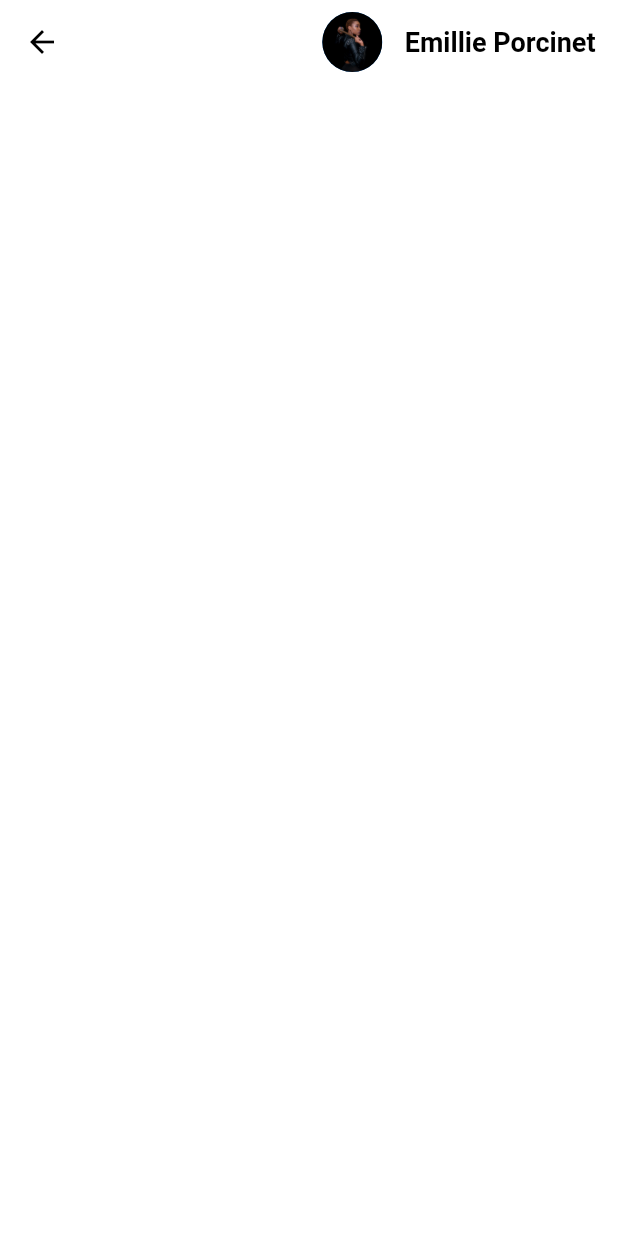
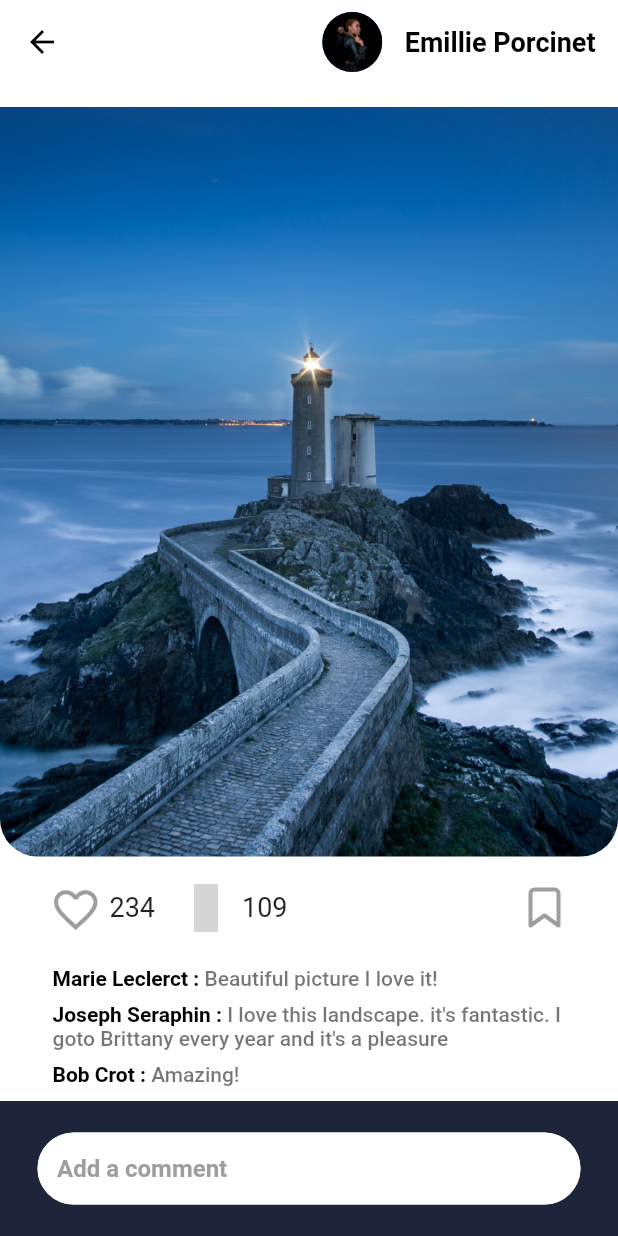
Before and after one commit to iamEtornam/InstaPic, a Flutter app: the ViewPostPage screen opened directly, on a phone screen of 412 x 824 dp. Run offline on Flutter 3.47's test engine with Material 2 defaults, Android fonts, the phone set to English and light mode, and no system bars; our stand-ins replace flutter_icons; grey boxes are pictures that could not be loaded.

Commit message:
Update view_post_page.dart

```diff
--- a/lib/view_post_page.dart
+++ b/lib/view_post_page.dart
@@ -1,20 +1,126 @@
 import 'package:flutter/material.dart';
 
+import 'helper_widgets/postAction_row_widget.dart';
 import 'helper_widgets/profile_row_widget.dart';
 
 class ViewPostPage extends StatelessWidget {
+  final commentTextController = TextEditingController();
   @override
   Widget build(BuildContext context) {
     return Scaffold(
       appBar: AppBar(
-        actions: <Widget>[
-          ProfileRowWidget()
-        ],
+        actions: <Widget>[ProfileRowWidget()],
       ),
       body: ListView(
         children: <Widget>[
+          SizedBox(height: 15),
+          Container(
+            height: 500,
+            decoration: BoxDecoration(
+                borderRadius:
+                    BorderRadius.vertical(bottom: Radius.circular(25)),
+                image: DecorationImage(
+                    image: ExactAssetImage('assets/images/light_house.jpg'),
+                    fit: BoxFit.cover)),
+          ),
+          SizedBox(height: 10),
+          Padding(
+            padding: const EdgeInsets.only(left: 25, right: 25),
+            child: PostActionRowWidget(),
+          ),
+          SizedBox(height: 15),
+          Padding(
+            padding: const EdgeInsets.only(left: 35, right: 20),
+            child: Column(
+              crossAxisAlignment: CrossAxisAlignment.start,
+              children: <Widget>[
+                textCommentWidget(
+                    'Marie Leclerct', 'Beautiful picture I love it!'),
+                SizedBox(height: 8),
+                textCommentWidget('Joseph Seraphin',
+                    'I love this landscape. it\'s fantastic. I goto Brittany every year and it\'s a pleasure'),
+                SizedBox(
+                  height: 8,
+                ),
+                textCommentWidget('Bob Crot', 'Amazing!'),
+                SizedBox(
+                  height: 8,
+                ),
+                textCommentWidget('Jules Toupi', 'Nice color')
+              ],
+            ),
+          ),
+          SizedBox(height: 45),
+        ],
+      ),
+      bottomNavigationBar: Container(
+        height: 90,
+        color: Color.fromRGBO(30, 36, 57, 1),
+        child: Padding(
+          padding: const EdgeInsets.only(left: 25.0, right: 25),
+          child: Center(child: inputTextBox()),
+        ),
+      ),
+    );
+  }
 
-        ],
+
+  RichText textCommentWidget(String name, String comment) {
+    return RichText(
+      softWrap: true,
+      text: TextSpan(
+          text: '$name : ',
+          style: TextStyle(fontWeight: FontWeight.bold, color: Colors.black),
+          children: [
+            TextSpan(
+              text: '$comment',
+              style:
+                  TextStyle(fontWeight: FontWeight.w500, color: Colors.black54),
+            )
+          ]),
+    );
+  }
+
+
+  TextField inputTextBox() {
+    return TextField(
+      controller: commentTextController,
+      style: TextStyle(
+        color: Colors.black,
+        fontSize: 16.0,
+      ),
+      textInputAction: TextInputAction.done,
+      keyboardType: TextInputType.text,
+      textCapitalization: TextCapitalization.none,
+      maxLines: 1,
+      enableInteractiveSelection: true,
+      decoration: InputDecoration(
+        labelText: 'Add a comment',
+        alignLabelWithHint: true,
+        hasFloatingPlaceholder: false,
+        hintStyle: TextStyle(color: Colors.white),
+        contentPadding: EdgeInsets.all(13.0),
+        focusedBorder: OutlineInputBorder(
+            borderSide: BorderSide(color: Colors.black),
+            borderRadius: BorderRadius.all(Radius.circular(45))),
+        enabledBorder: OutlineInputBorder(
+            borderSide: BorderSide(color: Colors.white),
+            borderRadius: BorderRadius.all(Radius.circular(45))),
+        errorBorder: OutlineInputBorder(
+            borderSide: BorderSide(color: Colors.red),
+            borderRadius: BorderRadius.all(Radius.circular(45))),
+        disabledBorder: OutlineInputBorder(
+            borderSide: BorderSide(color: Colors.black.withOpacity(.5)),
+            borderRadius: BorderRadius.all(Radius.circular(45))),
+        focusedErrorBorder: OutlineInputBorder(
+            borderSide: BorderSide(color: Colors.red),
+            borderRadius: BorderRadius.all(Radius.circular(45))),
+        fillColor: Colors.white,
+        filled: true,
+        labelStyle: TextStyle(color: Colors.grey, fontWeight: FontWeight.w600),
+        errorStyle: TextStyle(
+          color: Colors.red,
+        ),
       ),
     );
   }
```
